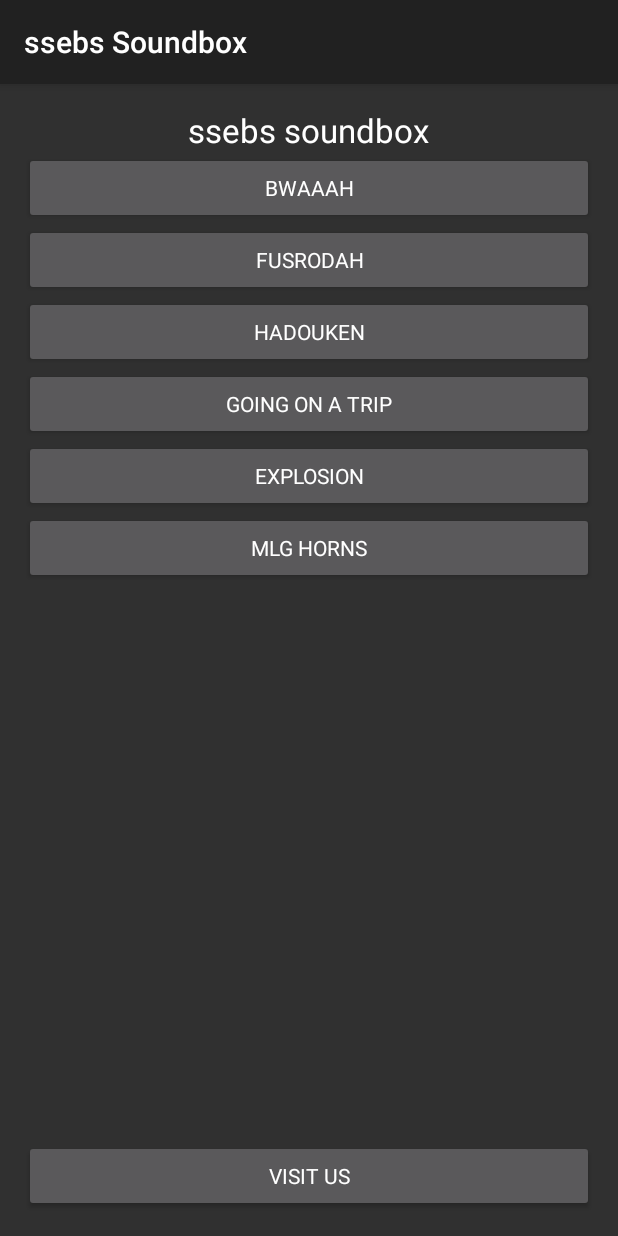
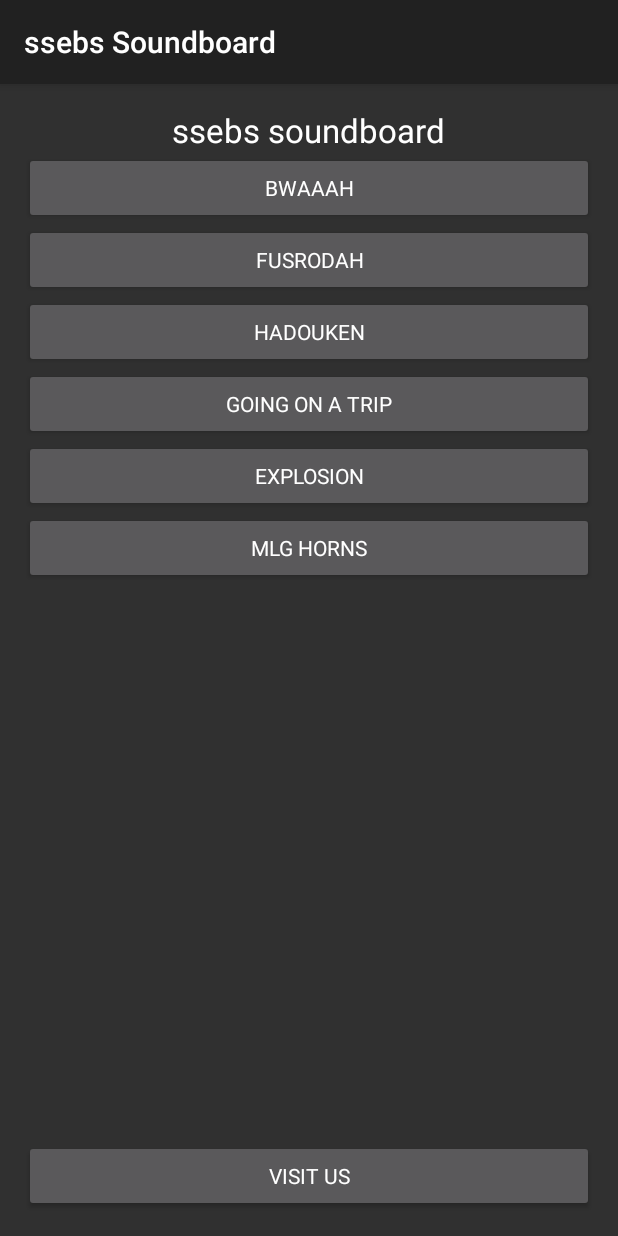
Before and after one commit to skrzyneckik/MahApp, an Android app: the screen it shows after launch (MainActivity), on a phone screen of 412 x 824 dp. Run offline under Robolectric (Android 15) with nearby library versions, the phone set to English and light mode, and no system bars; our stand-ins replace AdMob.

Commit message:
Fixed app name

```diff
--- a/MahApp/app/src/main/res/layout/activity_main.xml
+++ b/MahApp/app/src/main/res/layout/activity_main.xml
@@ -15,7 +15,7 @@
         android:layout_height="wrap_content"
         android:layout_alignParentTop="true"
         android:layout_centerHorizontal="true"
-        android:text="ssebs soundbox"
+        android:text="ssebs soundboard"
         android:textAppearance="?android:attr/textAppearanceLarge"
         android:typeface="sans"/>
 
--- a/MahApp/app/src/main/res/values/strings.xml
+++ b/MahApp/app/src/main/res/values/strings.xml
@@ -1,5 +1,5 @@
 <resources>
-    <string name="app_name">ssebs Soundbox</string>
+    <string name="app_name">ssebs Soundboard</string>
     <string name="banner_ad_unit_id">ca-app-pub-5027102080521488/6416193251</string>
     <!-- ca-app-pub-3940256099942544/6300978111   // temp-->
 
--- a/MahApp/app/src/main/res/values/styles.xml
+++ b/MahApp/app/src/main/res/values/styles.xml
@@ -3,6 +3,7 @@
     <!-- Base application theme. -->
     <style name="AppTheme" parent="Base.Theme.AppCompat">
         <!-- Customize your theme here. -->
+        <item name="android:windowNoTitle">true</item>
     </style>
 
 </resources>
```
Also changed, not shown: MahApp/app/src/main/AndroidManifest.xml (+18 -12 lines).
